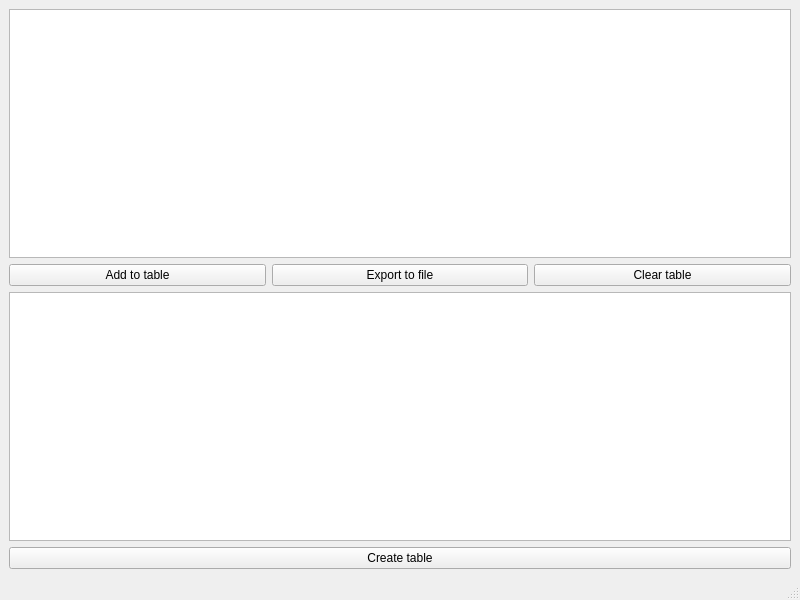
The window that mainwindow.ui (a-simanov/EmployeesDataBase) describes before a commit, drawn with Qt 5.
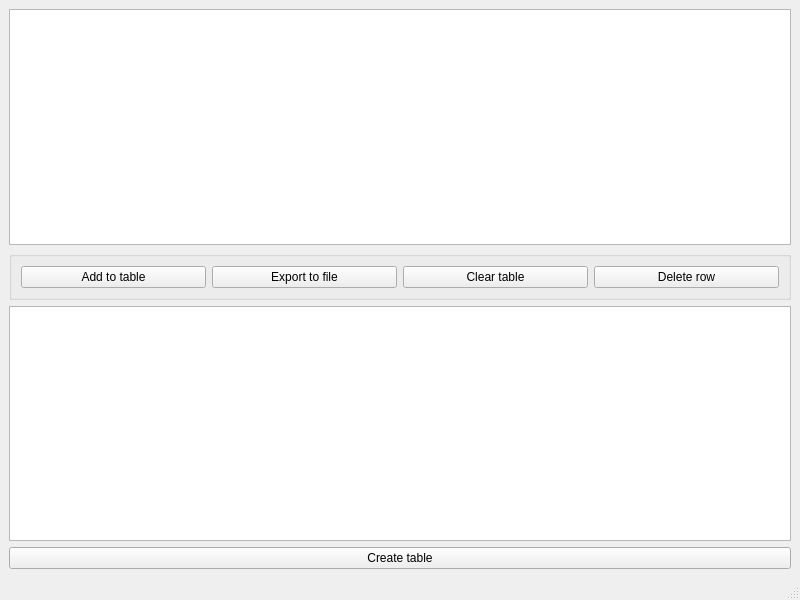
The same window after the commit.

Commit message: add deleting row func

What changed in the file:
```diff
--- a/mainwindow.ui
+++ b/mainwindow.ui
@@ -15,10 +15,11 @@
   </property>
   <widget class="QWidget" name="centralwidget">
    <layout class="QGridLayout" name="gridLayout">
-    <item row="4" column="0">
-     <widget class="QListWidget" name="lw_tables"/>
-    </item>
-    <item row="2" column="0">
+    <item row="1" column="0">
+     <widget class="QGroupBox" name="gb_table_btns">
+      <property name="title">
+       <string/>
+      </property>
      <layout class="QHBoxLayout" name="horizontalLayout">
       <item>
        <widget class="QPushButton" name="btn_add_into_table">
@@ -41,7 +42,15 @@
         </property>
        </widget>
       </item>
-     </layout>
+       <item>
+        <widget class="QPushButton" name="btn_delete_row">
+         <property name="text">
+          <string>Delete row</string>
+         </property>
+        </widget>
+       </item>
+      </layout>
+     </widget>
     </item>
     <item row="0" column="0">
      <widget class="QTableView" name="tableView">
@@ -50,7 +59,10 @@
       </property>
      </widget>
     </item>
-    <item row="5" column="0">
+    <item row="3" column="0">
+     <widget class="QListWidget" name="lw_tables"/>
+    </item>
+    <item row="4" column="0">
      <widget class="QPushButton" name="btn_create_tbl">
       <property name="text">
        <string>Create table</string>
```
Lines whose indentation alone changed are shown as unchanged. The commit also changes 2 other files.
